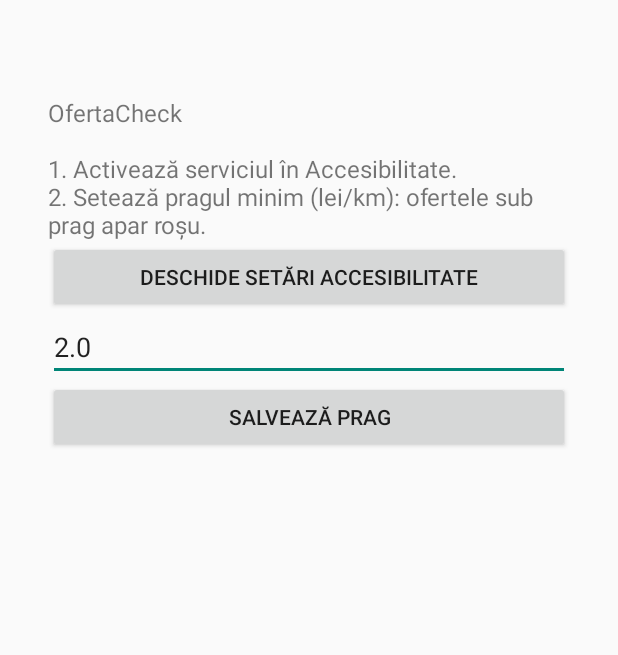
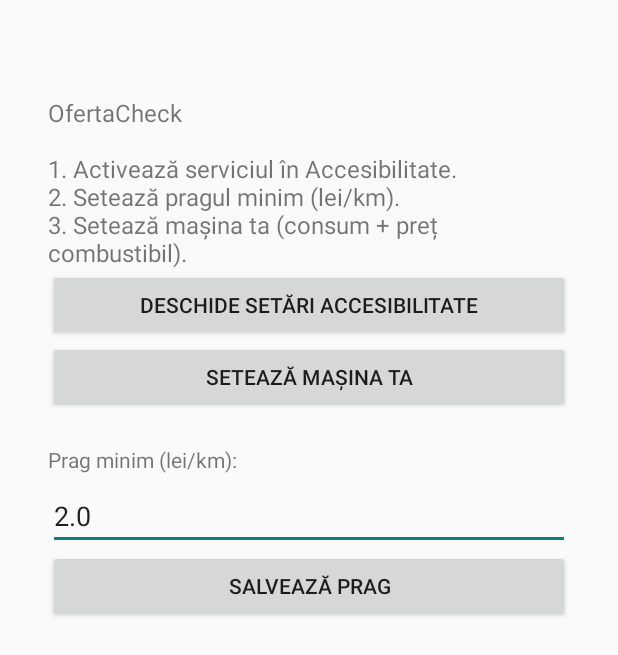
Before and after one commit to zbvc2zcfpg-a11y/OfertaRide, an Android app: the screen it shows after launch (MainActivity), on a phone screen of 412 x 824 dp. Shown: the top 655 px of the screen. Run offline under Robolectric (Android 15) with nearby library versions, the phone set to English and light mode, and no system bars.

Commit message:
Update MainActivity.kt

```diff
--- a/app/src/main/java/ro/ofertacheck/MainActivity.kt
+++ b/app/src/main/java/ro/ofertacheck/MainActivity.kt
@@ -14,17 +14,22 @@ class MainActivity : Activity() {
         val prefs = getSharedPreferences("cfg", MODE_PRIVATE)
         val col = LinearLayout(this).apply { orientation = LinearLayout.VERTICAL; setPadding(48, 96, 48, 48) }
         col.addView(TextView(this).apply {
-            text = "OfertaCheck\n\n1. Activează serviciul în Accesibilitate.\n2. Setează pragul minim (lei/km): ofertele sub prag apar roșu."
+            text = "OfertaCheck\n\n1. Activează serviciul în Accesibilitate.\n2. Setează pragul minim (lei/km).\n3. Setează mașina ta (consum + preț combustibil)."
             textSize = 16f
         })
         col.addView(Button(this).apply {
             text = "Deschide setări Accesibilitate"
             setOnClickListener { startActivity(Intent(Settings.ACTION_ACCESSIBILITY_SETTINGS)) }
         })
+        col.addView(Button(this).apply {
+            text = "Setează mașina ta"
+            setOnClickListener { startActivity(Intent(this@MainActivity, CarSettingsActivity::class.java)) }
+        })
         val input = EditText(this).apply {
             inputType = InputType.TYPE_CLASS_NUMBER or InputType.TYPE_NUMBER_FLAG_DECIMAL
             setText(prefs.getFloat("min_per_km", 2.0f).toString())
         }
+        col.addView(TextView(this).apply { text = "Prag minim (lei/km):"; textSize = 14f; setPadding(0, 32, 0, 8) })
         col.addView(input, ViewGroup.LayoutParams.MATCH_PARENT, ViewGroup.LayoutParams.WRAP_CONTENT)
         col.addView(Button(this).apply {
             text = "Salvează prag"
```
